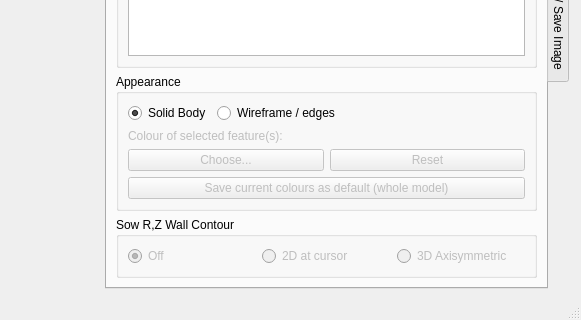
euratom-software/calcam, file calcam/gui/qt_designer_files/viewer.ui: the form before one commit; both pictures show x 379 to 960 and y 418 to 738 of the 960 by 738 pixel window.
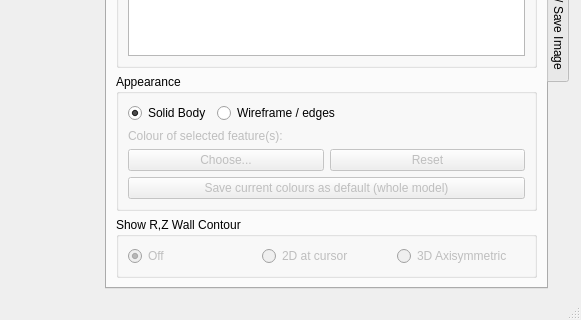
The form after the commit.

Commit message: Fix typo in Viewer GUI (thanks Jordan Cavalier for reporting)

Patch:
```diff
--- a/calcam/gui/qt_designer_files/viewer.ui
+++ b/calcam/gui/qt_designer_files/viewer.ui
@@ -344,7 +344,7 @@
            </sizepolicy>
           </property>
           <property name="title">
-           <string>Sow R,Z Wall Contour</string>
+           <string>Show R,Z Wall Contour</string>
           </property>
           <layout class="QHBoxLayout" name="horizontalLayout_4">
            <item>
```
